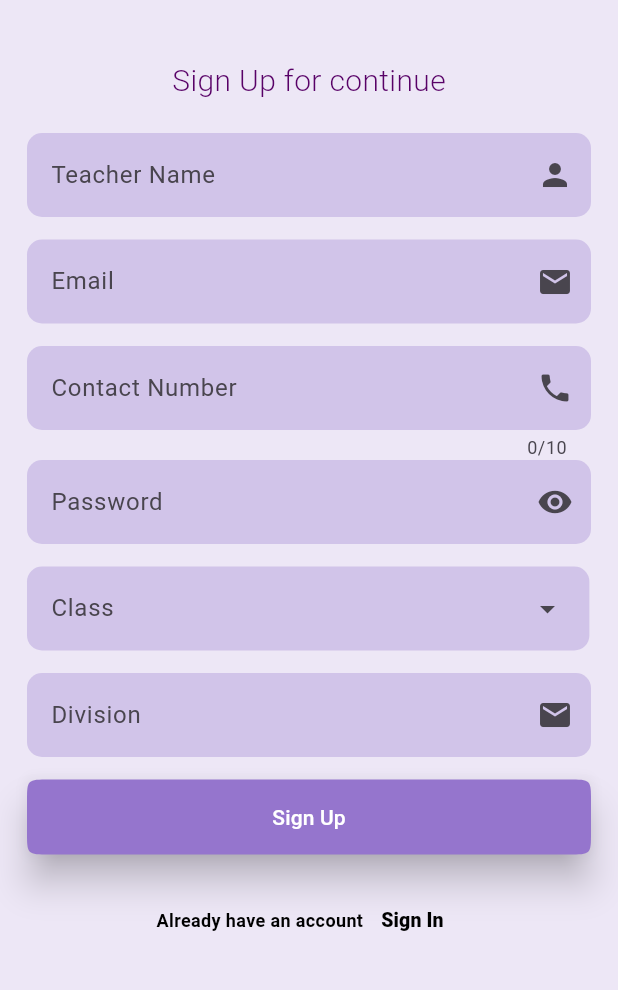
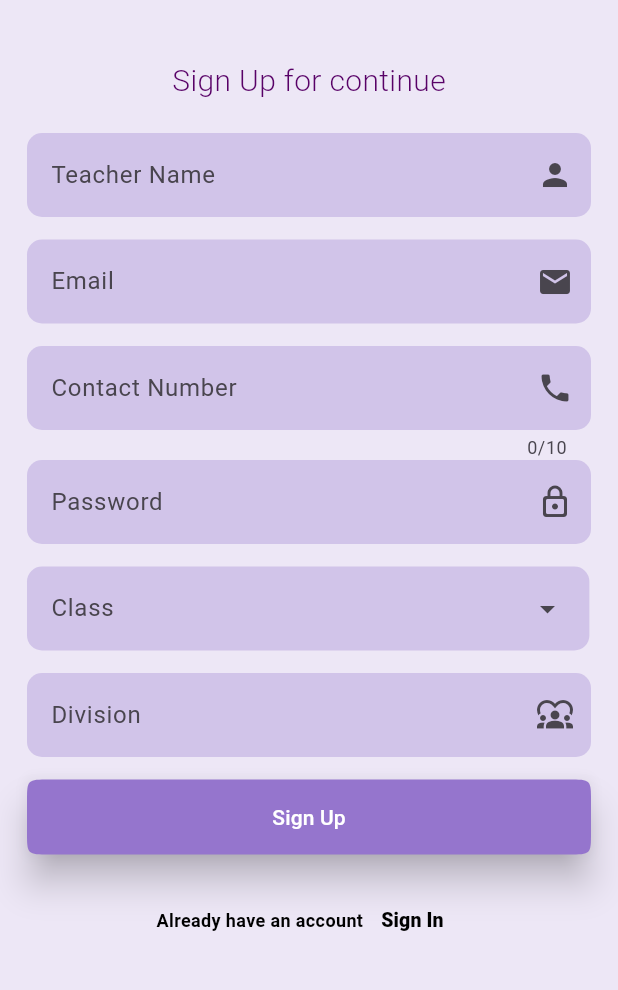
Before and after one commit to amaljosev/School-App-Project, a Flutter app: the ScreenSignUp screen opened directly, on a phone screen of 412 x 824 dp, the part 221-1211 px from its top. Run offline on Flutter 3.47's test engine with Material 2 defaults, Android fonts, the phone set to English and light mode, and no system bars; our stand-ins replace cloud_firestore, firebase_core, flutter_bloc, google_fonts, percent_indicator, shared_preferences and 3 more; accounts and stored records are empty; Roboto replaces fonts that are missing (Farro, Macondo).

```diff
--- a/lib/main.dart
+++ b/lib/main.dart
@@ -55,7 +55,7 @@ class MyApp extends StatelessWidget {
           useMaterial3: true,
         ),
         debugShowCheckedModeBanner: false,
-        home: const ScreenTeacher(),
+        home: const ScreenSplash(),
       ),
     );
   }
--- a/lib/repositories/firebase/teacher/add_student_functions.dart
+++ b/lib/repositories/firebase/teacher/add_student_functions.dart
@@ -199,4 +199,6 @@ class StudentDbFunctions {
       return false;
     }
   }
+
+
 }
--- a/lib/screens/teacher/controllers/teacherBloc2/teacher_second_bloc.dart
+++ b/lib/screens/teacher/controllers/teacherBloc2/teacher_second_bloc.dart
@@ -22,6 +22,7 @@ class TeacherSecondBloc extends Bloc<TeacherSecondEvent, TeacherSecondState> {
     on<LogoutEvent>(logoutEvent);
     on<AssignmentSendEvent>(assignmentSendEvent);
     on<UpdateAttendanceEvent>(updateAttendanceEvent);
+    on<EditTeacherEvent>(editTeacherEvent);
   }
 
   FutureOr<void> checkBoxTapEvent(
@@ -130,4 +131,9 @@ class TeacherSecondBloc extends Bloc<TeacherSecondEvent, TeacherSecondState> {
       emit(UpdateAttendanceErrorState());
     }
   }
+
+  FutureOr<void> editTeacherEvent(
+      EditTeacherEvent event, Emitter<TeacherSecondState> emit) {
+    emit(EditTeacherSuccessState(teacherData: event.teacherData));
+  }
 }
--- a/lib/screens/teacher/controllers/teacherBloc2/teacher_second_state.dart
+++ b/lib/screens/teacher/controllers/teacherBloc2/teacher_second_state.dart
@@ -60,8 +60,7 @@ final class AssignmentSendErrorState extends TeacherSecondActionState {}
 
 final class LogoutState extends TeacherSecondActionState {}
 
-final class EditTeacherSuccessState extends TeacherSecondActionEvent {}
-
-final class EditTeacherLoadingState extends TeacherSecondActionEvent {}
-
-final class EditTeacherErrorState extends TeacherSecondActionEvent {}
+final class EditTeacherSuccessState extends TeacherSecondActionState {
+  final TeacherModel teacherData;
+  EditTeacherSuccessState({required this.teacherData});
+}
--- a/lib/screens/welcome/bloc/welcome_event.dart
+++ b/lib/screens/welcome/bloc/welcome_event.dart
@@ -12,15 +12,14 @@ final class TeacherSignInEvent extends WelcomeActionEvent {
   final String email;
   final String password;
 
-  TeacherSignInEvent(
-      { required this.email, required this.password});
+  TeacherSignInEvent({required this.email, required this.password});
 }
+
 final class StudentSignInEvent extends WelcomeActionEvent {
   final String email;
   final String password;
 
-  StudentSignInEvent(
-      { required this.email, required this.password});
+  StudentSignInEvent({required this.email, required this.password});
 }
 
 final class SignUpButtonEvent extends WelcomeActionEvent {
@@ -40,12 +39,17 @@ final class DropdownMenuTapEvent extends WelcomeActionEvent {
 
 final class SplashCompleteEvent extends WelcomeEvent {}
 
-final class TeacherLoginEvent extends WelcomeActionEvent{
+final class TeacherLoginEvent extends WelcomeActionEvent {
   final bool isTeacher;
   TeacherLoginEvent({required this.isTeacher});
 }
 
-final class StudentLoginEvent extends WelcomeActionEvent{
+final class StudentLoginEvent extends WelcomeActionEvent {
   final bool isTeacher;
   StudentLoginEvent({required this.isTeacher});
 }
+
+final class UpdateButtonEvent extends WelcomeActionEvent {
+  final TeacherModel teacherData;
+  UpdateButtonEvent({required this.teacherData});
+}
--- a/lib/screens/welcome/bloc/welcome_state.dart
+++ b/lib/screens/welcome/bloc/welcome_state.dart
@@ -55,3 +55,9 @@ final class StudentLoginState extends WelcomeActionState {
   final bool isTeacher;
   StudentLoginState({required this.isTeacher});
 }
+
+final class TeacherUpdatedSuccessState extends WelcomeActionState {}
+
+final class TeacherUpdatedLoadingState extends WelcomeActionState {}
+
+final class TeacherUpdatedErrorState extends WelcomeActionState {}
--- a/lib/screens/welcome/login_screen.dart
+++ b/lib/screens/welcome/login_screen.dart
@@ -31,7 +31,8 @@ class ScreenLogin extends StatelessWidget {
             Navigator.push(
                 context,
                 MaterialPageRoute(
-                  builder: (context) => const ScreenSignUp(isUpdate: false),
+                  builder: (context) =>
+                      const ScreenSignUp(isUpdate: false, teacherData: null),
                 ));
           } else if (state is TeacherSignInSuccessState) {
             Navigator.pushAndRemoveUntil(
--- a/lib/screens/welcome/signup_screen.dart
+++ b/lib/screens/welcome/signup_screen.dart
@@ -19,13 +19,28 @@ String? value;
 int index = 0;
 
 class ScreenSignUp extends StatefulWidget {
-  const ScreenSignUp({super.key, required this.isUpdate});
+  const ScreenSignUp(
+      {super.key, required this.isUpdate, required this.teacherData});
   final bool isUpdate;
+  final TeacherModel? teacherData;
   @override
   State<ScreenSignUp> createState() => _ScreenSignUpState();
 }
 
 class _ScreenSignUpState extends State<ScreenSignUp> {
+  @override
+  void initState() {
+    super.initState();
+    if (widget.isUpdate && widget.teacherData != null) {
+      nameController.text = widget.teacherData!.name;
+      emailController.text = widget.teacherData!.email;
+      contactController.text = widget.teacherData!.contact.toString();
+      passwordController.text = widget.teacherData!.password;
+      divisionController.text = widget.teacherData!.division;
+      value = widget.teacherData!.className;
+    }
+  }
+
   @override
   Widget build(BuildContext context) {
     bool isLoading = false;
@@ -59,6 +74,21 @@ class _ScreenSignUpState extends State<ScreenSignUp> {
                 value = state.dropdownValue;
                 index = state.index;
               }
+              if (state is TeacherUpdatedLoadingState) {
+                ScaffoldMessenger.of(context).showSnackBar(
+                  loadingSnakebarWidget(),
+                );
+                isLoading = true;
+              } else if (state is TeacherUpdatedSuccessState) {
+                AlertMessages().alertMessageSnakebar(
+                    context, 'Successfully Updated', Colors.green);
+                isLoading = false;
+                Navigator.pop(context);
+              } else if (state is TeacherUpdatedErrorState) {
+                AlertMessages().alertMessageSnakebar(context,
+                    'Something went wrong, Please try again', Colors.red);
+                isLoading = false;
+              }
             },
             builder: (context, state) {
               return SafeArea(
@@ -69,7 +99,7 @@ class _ScreenSignUpState extends State<ScreenSignUp> {
                   keyboardDismissBehavior:
                       ScrollViewKeyboardDismissBehavior.onDrag,
                   children: [
-                    const TitleCardWidget(),
+                    TitleCardWidget(isUpdate: widget.isUpdate),
                     SignUpTextFieldWidget(
                       icon: const Icon(Icons.person),
                       fillColor: loginTextfieldColor,
@@ -104,10 +134,10 @@ class _ScreenSignUpState extends State<ScreenSignUp> {
                       obscureText: false,
                     ),
                     SignUpTextFieldWidget(
-                      icon: const Icon(Icons.remove_red_eye),
+                      icon: const Icon(Icons.lock_outline_rounded),
                       fillColor: loginTextfieldColor,
                       hintText: 'Password',
-                      obscureText: true,
+                      obscureText: widget.isUpdate ? false : true,
                       controller: passwordController,
                       keyboardType: TextInputType.emailAddress,
                       length: null,
@@ -120,7 +150,7 @@ class _ScreenSignUpState extends State<ScreenSignUp> {
                       height: 15,
                     ),
                     SignUpTextFieldWidget(
-                      icon: const Icon(Icons.email),
+                      icon: const Icon(Icons.diversity_1),
                       fillColor: loginTextfieldColor,
                       hintText: 'Division',
                       controller: divisionController,
@@ -144,7 +174,7 @@ class _ScreenSignUpState extends State<ScreenSignUp> {
                                   'Division can only contain letters',
                                   Colors.red);
                             } else {
-                              onSignUp(context);
+                              onSignUp(context, widget.isUpdate);
                             }
                           }
                         }
@@ -156,15 +186,17 @@ class _ScreenSignUpState extends State<ScreenSignUp> {
                           ),
                           fixedSize: const Size(150, 50),
                           elevation: 10),
-                      child: const Text(
-                        'Sign Up',
-                        style: TextStyle(color: whiteTextColor),
+                      child: Text(
+                        widget.isUpdate ? 'Update' : 'Sign Up',
+                        style: const TextStyle(color: whiteTextColor),
                       ),
                     ),
                     const SizedBox(
                       height: 20,
                     ),
-                    Row(
+                    widget.isUpdate
+                        ? const SizedBox()
+                        : Row(
                             mainAxisAlignment: MainAxisAlignment.center,
                             children: [
                               Text('Already have an account',
@@ -192,7 +224,7 @@ class _ScreenSignUpState extends State<ScreenSignUp> {
   }
 }
 
-onSignUp(BuildContext context) async {
+onSignUp(BuildContext context, bool isUpdate) async {
   final teacherObject = TeacherModel(
       name: nameController.text,
       className: value as String,
@@ -200,8 +232,11 @@ onSignUp(BuildContext context) async {
       contact: int.parse(contactController.text),
       password: passwordController.text.toString(),
       division: divisionController.text.toUpperCase());
-
-  context.read<WelcomeBloc>().add(
+  isUpdate
+      ? context.read<WelcomeBloc>().add(
+            UpdateButtonEvent(teacherData: teacherObject),
+          )
+      : context.read<WelcomeBloc>().add(
             SignUpButtonEvent(teacherData: teacherObject),
           );
 
--- a/lib/screens/welcome/widgets/title_widget.dart
+++ b/lib/screens/welcome/widgets/title_widget.dart
@@ -3,8 +3,8 @@ import 'package:google_fonts/google_fonts.dart';
 import 'package:schoolapp/repositories/core/colors.dart';
 
 class TitleCardWidget extends StatelessWidget {
-  const TitleCardWidget({super.key});
-
+  const TitleCardWidget({super.key, required this.isUpdate});
+  final bool isUpdate;
   @override
   Widget build(BuildContext context) {
     return Column(
@@ -12,7 +12,16 @@ class TitleCardWidget extends StatelessWidget {
         const SizedBox(
           height: 40,
         ),
-        Center(
+       isUpdate ? const Center(
+            child: Text(
+                 "Update Teacher's data ",
+                style: TextStyle(
+                    color: headingColor,
+                    fontSize: 20,
+                    fontWeight: FontWeight.w300))):const SizedBox(),
+        isUpdate
+            ? const SizedBox()
+            : Center(
                 child: Text(
                 'Welcome To ',
                 style: GoogleFonts.macondo(
@@ -24,7 +33,9 @@ class TitleCardWidget extends StatelessWidget {
         const SizedBox(
           height: 10,
         ),
-        Center(
+        isUpdate
+            ? const SizedBox()
+            : Center(
                 child: Text(
                   'Edu Plan',
                   style: GoogleFonts.macondo(
@@ -37,7 +48,9 @@ class TitleCardWidget extends StatelessWidget {
         const SizedBox(
           height: 40,
         ),
-        const Center(
+        isUpdate
+            ? const SizedBox()
+            : const Center(
                 child: Text('Sign Up for continue',
                     style: TextStyle(
                         color: headingColor,
```
Also changed, not shown: lib/repositories/firebase/database_functions.dart (+17 -2 lines), lib/repositories/firebase/teacher/db_functions_teacher.dart (+24 -3 lines), lib/screens/teacher/widgets/teacher_profile_widget.dart (+23 -2 lines), lib/screens/welcome/bloc/welcome_bloc.dart (+19 -1 lines). Lines whose indentation alone changed are shown as unchanged.
